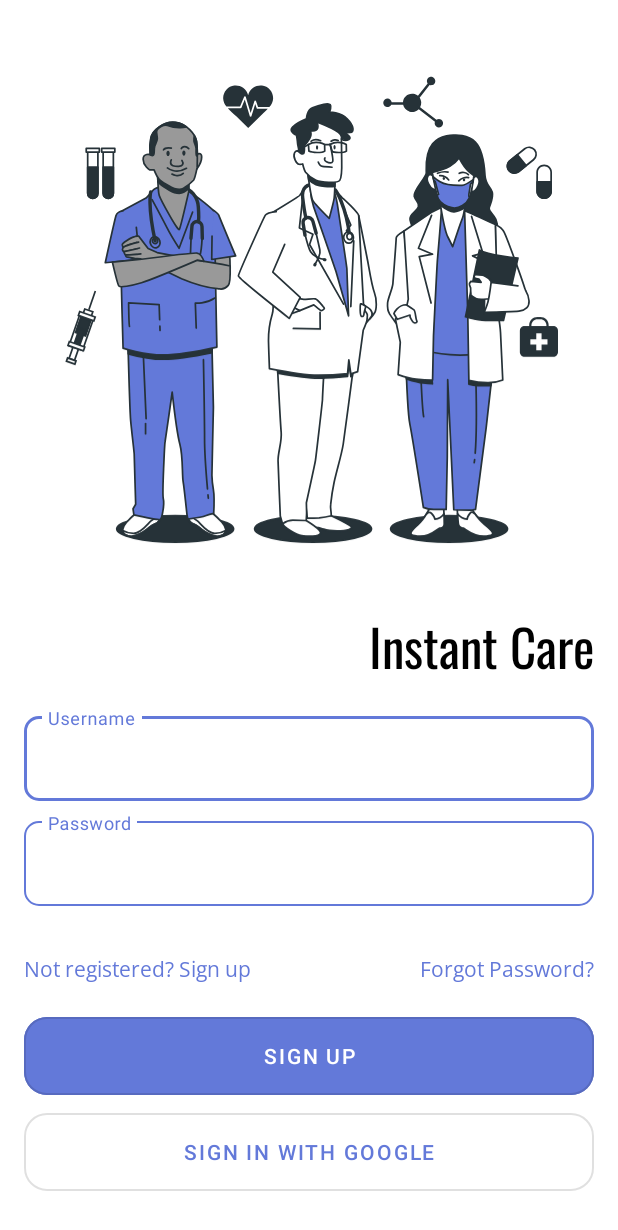
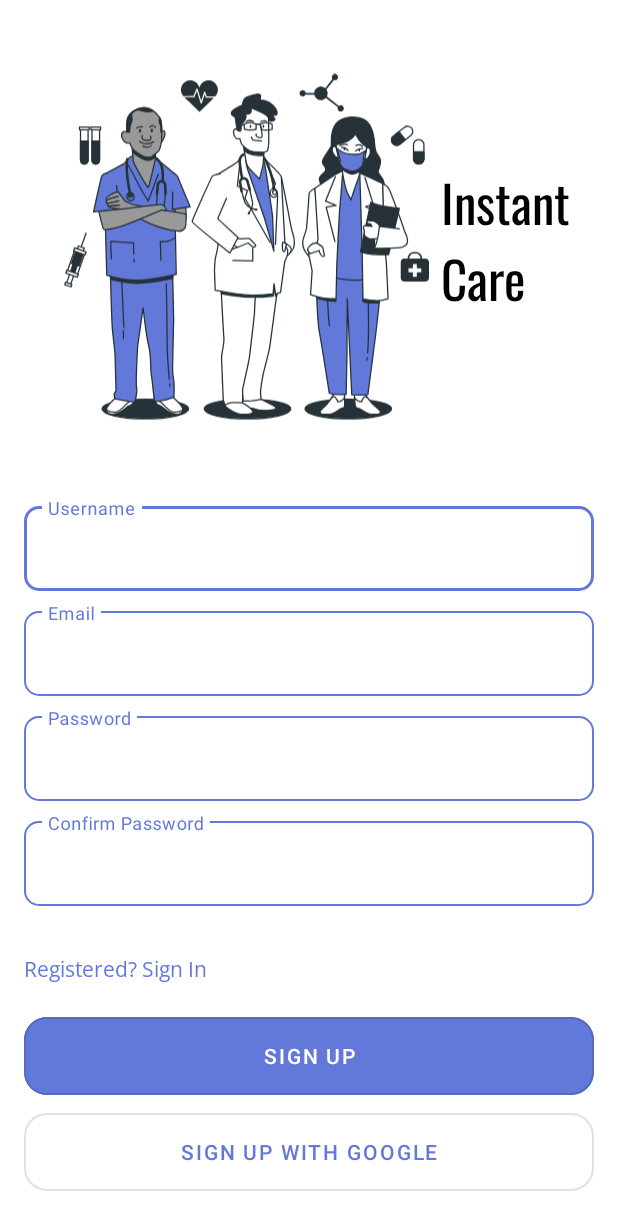
Before and after one commit to Hmasum18/instantcare, an Android app: the layout fragment_sign_up.xml on its own in the app's theme, with its tools: preview values and no code run, on a phone screen of 412 x 824 dp. Shown: the top 1230 px of the screen. Run offline under Robolectric (Android 15) with nearby library versions, the phone set to English and light mode, and no system bars.

Commit message:
designed sign up fragment

```diff
--- a/app/src/main/java/com/memoryleak/instantcare/view/fragment/SignInFragment.java
+++ b/app/src/main/java/com/memoryleak/instantcare/view/fragment/SignInFragment.java
@@ -2,7 +2,10 @@ package com.memoryleak.instantcare.view.fragment;
 
 import android.os.Bundle;
 
+import androidx.annotation.NonNull;
+import androidx.annotation.Nullable;
 import androidx.fragment.app.Fragment;
+import androidx.navigation.fragment.NavHostFragment;
 
 import android.view.LayoutInflater;
 import android.view.View;
@@ -33,4 +36,11 @@ public class SignInFragment extends Fragment {
         mVB = FragmentSignInBinding.inflate(inflater, container, false);
         return mVB.getRoot();
     }
+
+    @Override
+    public void onViewCreated(@NonNull View view, @Nullable Bundle savedInstanceState) {
+        mVB.signUpBtn.setOnClickListener(v -> {
+            NavHostFragment.findNavController(this).navigate(R.id.signUpFragment);
+        });
+    }
 }
--- /dev/null
+++ b/app/src/main/java/com/memoryleak/instantcare/view/fragment/SignUpFragment.java
@@ -0,0 +1,66 @@
+package com.memoryleak.instantcare.view.fragment;
+
+import android.os.Bundle;
+
+import androidx.fragment.app.Fragment;
+
+import android.view.LayoutInflater;
+import android.view.View;
+import android.view.ViewGroup;
+
+import com.memoryleak.instantcare.R;
+
+/**
+ * A simple {@link Fragment} subclass.
+ * Use the {@link SignUpFragment#newInstance} factory method to
+ * create an instance of this fragment.
+ */
+public class SignUpFragment extends Fragment {
+
+    // TODO: Rename parameter arguments, choose names that match
+    // the fragment initialization parameters, e.g. ARG_ITEM_NUMBER
+    private static final String ARG_PARAM1 = "param1";
+    private static final String ARG_PARAM2 = "param2";
+
+    // TODO: Rename and change types of parameters
+    private String mParam1;
+    private String mParam2;
+
+    public SignUpFragment() {
+        // Required empty public constructor
+    }
+
+    /**
+     * Use this factory method to create a new instance of
+     * this fragment using the provided parameters.
+     *
+     * @param param1 Parameter 1.
+     * @param param2 Parameter 2.
+     * @return A new instance of fragment SignUpFragment.
+     */
+    // TODO: Rename and change types and number of parameters
+    public static SignUpFragment newInstance(String param1, String param2) {
+        SignUpFragment fragment = new SignUpFragment();
+        Bundle args = new Bundle();
+        args.putString(ARG_PARAM1, param1);
+        args.putString(ARG_PARAM2, param2);
+        fragment.setArguments(args);
+        return fragment;
+    }
+
+    @Override
+    public void onCreate(Bundle savedInstanceState) {
+        super.onCreate(savedInstanceState);
+        if (getArguments() != null) {
+            mParam1 = getArguments().getString(ARG_PARAM1);
+            mParam2 = getArguments().getString(ARG_PARAM2);
+        }
+    }
+
+    @Override
+    public View onCreateView(LayoutInflater inflater, ViewGroup container,
+                             Bundle savedInstanceState) {
+        // Inflate the layout for this fragment
+        return inflater.inflate(R.layout.fragment_sign_up, container, false);
+    }
+}
--- a/app/src/main/res/layout/fragment_sign_in.xml
+++ b/app/src/main/res/layout/fragment_sign_up.xml
@@ -4,18 +4,19 @@
     android:layout_width="match_parent"
     android:layout_height="match_parent"
     xmlns:app="http://schemas.android.com/apk/res-auto"
-    tools:context=".view.fragment.SignInFragment">
+    tools:context=".view.fragment.SignUpFragment">
 
     <ImageView
         android:id="@+id/imageView"
-        android:layout_width="match_parent"
+        android:layout_width="0dp"
         android:layout_height="0dp"
         android:layout_marginStart="40dp"
         android:layout_marginTop="16dp"
-        android:layout_marginEnd="40dp"
+        android:layout_marginEnd="8dp"
+        android:layout_marginBottom="16dp"
         android:src="@drawable/ic_doctors"
-        app:layout_constraintBottom_toTopOf="@+id/textView"
-        app:layout_constraintEnd_toEndOf="parent"
+        app:layout_constraintBottom_toTopOf="@+id/textInputLayout"
+        app:layout_constraintEnd_toStartOf="@+id/textView"
         app:layout_constraintStart_toStartOf="parent"
         app:layout_constraintTop_toTopOf="parent" />
 
@@ -24,15 +25,44 @@
         style="@style/InstantCare.TextStyle.Display1.Oswald"
         android:layout_width="wrap_content"
         android:layout_height="wrap_content"
-        android:layout_marginEnd="16dp"
+        android:layout_marginEnd="32dp"
         android:layout_marginBottom="16dp"
-        android:text="Instant Care"
+        android:text="Instant\nCare"
         android:textColor="@android:color/black"
         app:layout_constraintBottom_toTopOf="@+id/textInputLayout"
-        app:layout_constraintEnd_toEndOf="parent" />
+        app:layout_constraintEnd_toEndOf="parent"
+        app:layout_constraintTop_toTopOf="parent" />
 
     <com.google.android.material.textfield.TextInputLayout
         android:id="@+id/textInputLayout"
+        style="@style/Widget.MaterialComponents.TextInputLayout.OutlinedBox"
+        android:layout_width="0dp"
+        android:layout_height="wrap_content"
+        android:layout_marginStart="16dp"
+        android:layout_marginEnd="16dp"
+        android:layout_marginBottom="8dp"
+        android:textColorHint="@color/colorPrimary"
+        app:boxCornerRadiusBottomEnd="10dp"
+        app:boxCornerRadiusBottomStart="10dp"
+        app:boxCornerRadiusTopEnd="10dp"
+        app:boxCornerRadiusTopStart="10dp"
+        app:boxStrokeColor="@color/colorPrimary"
+        app:expandedHintEnabled="false"
+        app:hintTextColor="?colorPrimary"
+        app:layout_constraintBottom_toTopOf="@+id/textInputLayout3"
+        app:layout_constraintEnd_toEndOf="parent"
+        app:layout_constraintStart_toStartOf="parent">
+
+        <com.google.android.material.textfield.TextInputEditText
+            android:id="@+id/username_edt"
+            android:layout_width="match_parent"
+            android:layout_height="wrap_content"
+            android:hint="Username"
+            android:textColor="@android:color/black" />
+    </com.google.android.material.textfield.TextInputLayout>
+
+    <com.google.android.material.textfield.TextInputLayout
+        android:id="@+id/textInputLayout3"
         style="@style/Widget.MaterialComponents.TextInputLayout.OutlinedBox"
         android:layout_width="0dp"
         android:layout_height="wrap_content"
@@ -52,15 +82,41 @@
         app:layout_constraintStart_toStartOf="parent">
 
         <com.google.android.material.textfield.TextInputEditText
-            android:id="@+id/username_edt"
+            android:id="@+id/email_edt"
             android:layout_width="match_parent"
             android:layout_height="wrap_content"
-            android:hint="Username"
+            android:hint="Email"
             android:textColor="@android:color/black" />
     </com.google.android.material.textfield.TextInputLayout>
 
     <com.google.android.material.textfield.TextInputLayout
         android:id="@+id/textInputLayout2"
+        style="@style/Widget.MaterialComponents.TextInputLayout.OutlinedBox"
+        android:layout_width="0dp"
+        android:layout_height="wrap_content"
+        android:layout_marginBottom="8dp"
+        android:textColorHint="@color/colorPrimary"
+        app:boxCornerRadiusBottomEnd="10dp"
+        app:boxCornerRadiusBottomStart="10dp"
+        app:boxCornerRadiusTopEnd="10dp"
+        app:boxCornerRadiusTopStart="10dp"
+        app:boxStrokeColor="@color/colorPrimary"
+        app:expandedHintEnabled="false"
+        app:hintTextColor="?colorPrimary"
+        app:layout_constraintBottom_toTopOf="@+id/textInputLayout4"
+        app:layout_constraintEnd_toEndOf="@+id/textInputLayout"
+        app:layout_constraintStart_toStartOf="@+id/textInputLayout">
+
+        <com.google.android.material.textfield.TextInputEditText
+            android:id="@+id/password_edt"
+            android:layout_width="match_parent"
+            android:layout_height="wrap_content"
+            android:hint="Password"
+            android:textColor="@android:color/black" />
+    </com.google.android.material.textfield.TextInputLayout>
+
+    <com.google.android.material.textfield.TextInputLayout
+        android:id="@+id/textInputLayout4"
         style="@style/Widget.MaterialComponents.TextInputLayout.OutlinedBox"
         android:layout_width="0dp"
         android:layout_height="wrap_content"
@@ -73,15 +129,15 @@
         app:boxStrokeColor="@color/colorPrimary"
         app:expandedHintEnabled="false"
         app:hintTextColor="?colorPrimary"
-        app:layout_constraintBottom_toTopOf="@+id/textView2"
+        app:layout_constraintBottom_toTopOf="@+id/textView3"
         app:layout_constraintEnd_toEndOf="@+id/textInputLayout"
         app:layout_constraintStart_toStartOf="@+id/textInputLayout">
 
         <com.google.android.material.textfield.TextInputEditText
-            android:id="@+id/password_edt"
+            android:id="@+id/confirm_password_edt"
             android:layout_width="match_parent"
             android:layout_height="wrap_content"
-            android:hint="Password"
+            android:hint="Confirm Password"
             android:textColor="@android:color/black" />
     </com.google.android.material.textfield.TextInputLayout>
 
@@ -91,21 +147,11 @@
         android:layout_width="wrap_content"
         android:layout_height="wrap_content"
         android:layout_marginBottom="16dp"
-        android:text="Not registered? Sign up"
+        android:text="Registered? Sign In"
         android:textColor="?colorPrimary"
         app:layout_constraintBottom_toTopOf="@+id/sign_up_btn"
         app:layout_constraintStart_toStartOf="@+id/textInputLayout2" />
 
-    <TextView
-        android:id="@+id/textView2"
-        style="@style/InstantCare.TextStyle.Body2"
-        android:layout_width="wrap_content"
-        android:layout_height="wrap_content"
-        android:layout_marginBottom="16dp"
-        android:text="Forgot Password?"
-        android:textColor="?colorPrimary"
-        app:layout_constraintBottom_toTopOf="@+id/sign_up_btn"
-        app:layout_constraintEnd_toEndOf="@+id/textInputLayout2" />
 
     <com.google.android.material.button.MaterialButton
         android:id="@+id/sign_up_btn"
@@ -126,7 +172,7 @@
         android:layout_width="0dp"
         android:layout_height="64dp"
         android:layout_marginBottom="24dp"
-        android:text="Sign in with google"
+        android:text="Sign up with google"
         app:cornerRadius="15dp"
         app:layout_constraintBottom_toBottomOf="parent"
         app:layout_constraintEnd_toEndOf="@+id/sign_up_btn"
--- a/app/src/main/res/navigation/main_nav_graph.xml
+++ b/app/src/main/res/navigation/main_nav_graph.xml
@@ -15,4 +15,9 @@
         android:name="com.memoryleak.instantcare.view.fragment.SignInFragment"
         android:label="fragment_sign_in"
         tools:layout="@layout/fragment_sign_in" />
+    <fragment
+        android:id="@+id/signUpFragment"
+        android:name="com.memoryleak.instantcare.view.fragment.SignUpFragment"
+        android:label="fragment_sign_up"
+        tools:layout="@layout/fragment_sign_up" />
 </navigation>
```
